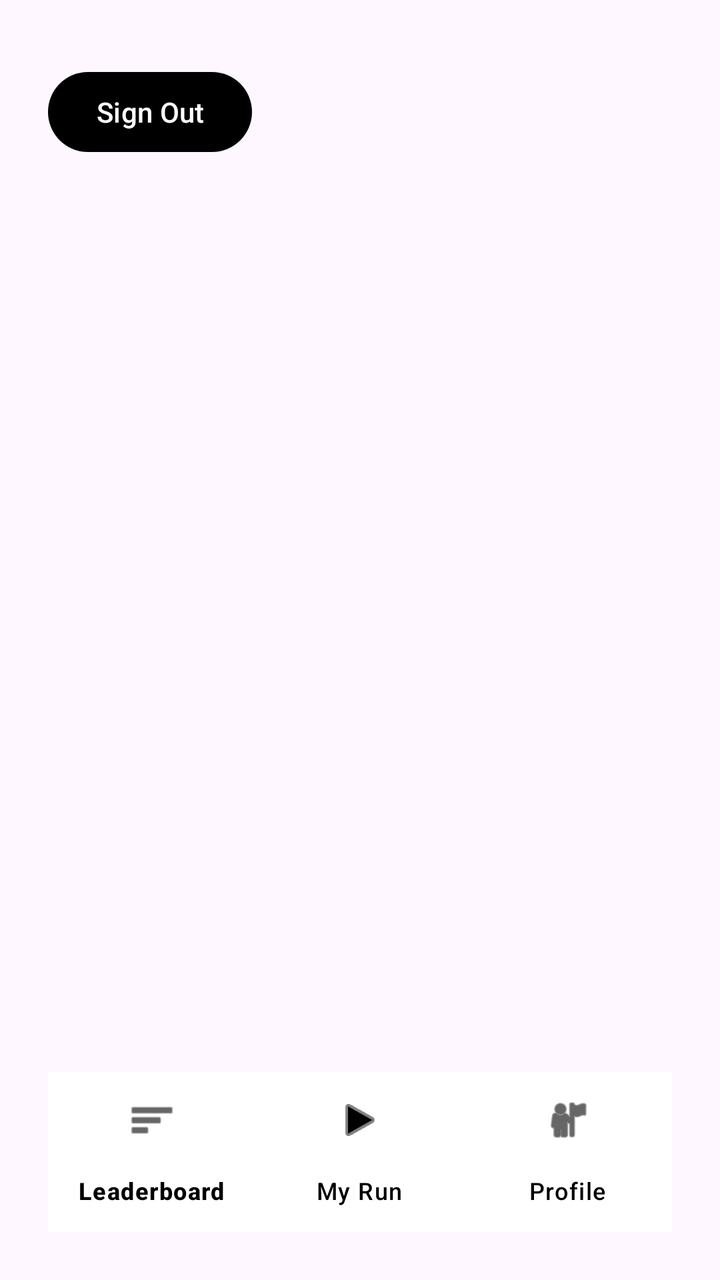
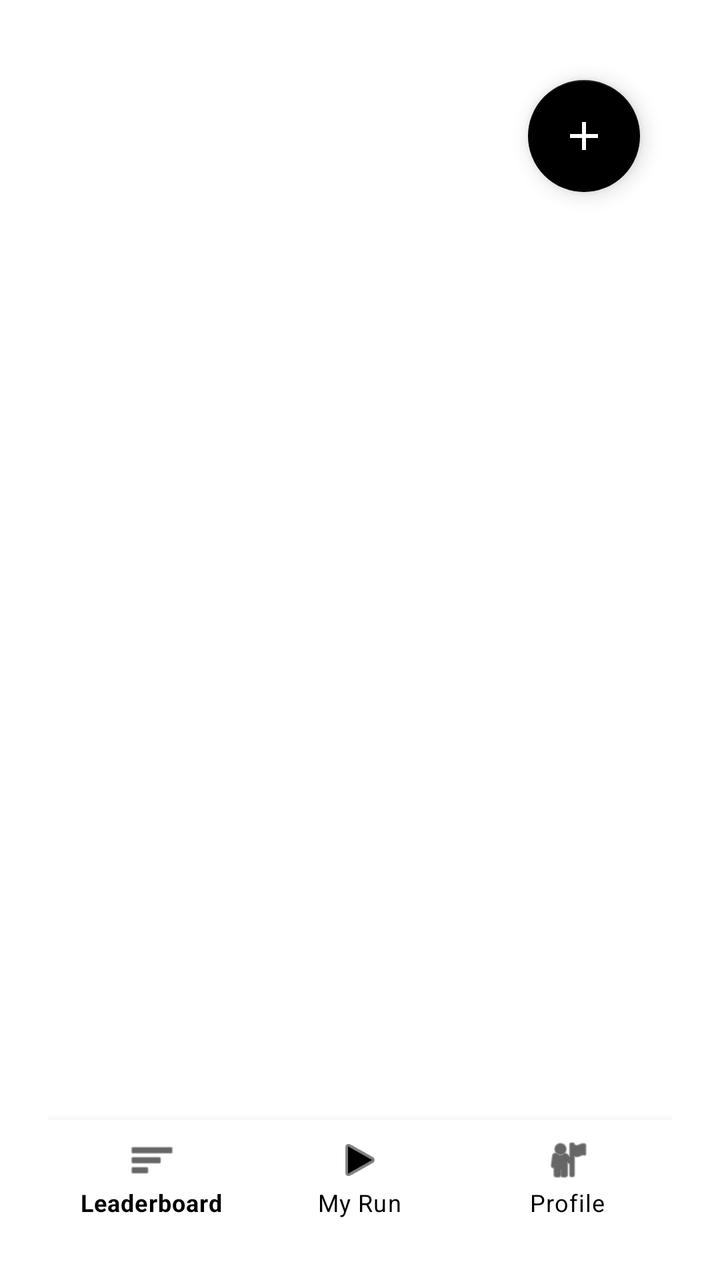

Screens rendered from an Android XML layout before and after an edit, with the pre-edit source and the edit as a unified diff.
<!-- AndroidManifest.xml: application theme Theme.KeepPace -->
<!-- res/layout/activity_homepage.xml -->
<androidx.constraintlayout.widget.ConstraintLayout
    xmlns:android="http://schemas.android.com/apk/res/android"
    xmlns:tools="http://schemas.android.com/tools"
    xmlns:app="http://schemas.android.com/apk/res-auto"
    android:layout_width="match_parent"
    android:layout_height="match_parent"
    android:padding="24dp"
    tools:context=".HomePage">

    
    <Button
        android:id="@+id/signOutButton"
        android:text="Sign Out"
        android:layout_width="wrap_content"
        android:layout_height="wrap_content"
        android:layout_marginTop="8dp"
        app:backgroundTint="@color/black"
        app:layout_constraintTop_toTopOf="parent"
        app:layout_constraintStart_toStartOf="parent" />


    <androidx.viewpager2.widget.ViewPager2
        android:id="@+id/viewPager"
        android:layout_width="0dp"
        android:layout_height="0dp"
        app:layout_constraintTop_toBottomOf="@id/signOutButton"
        app:layout_constraintBottom_toTopOf="@id/bottomNav"
        app:layout_constraintStart_toStartOf="parent"
        app:layout_constraintEnd_toEndOf="parent" />

    
    <com.google.android.material.bottomnavigation.BottomNavigationView
        android:id="@+id/bottomNav"
        android:layout_width="match_parent"
        android:layout_height="wrap_content"
        android:background="@android:color/white"
        app:menu="@menu/bottom_nav_menu"
        app:labelVisibilityMode="labeled"
        app:itemIconTint="@color/black"
        app:itemTextColor="@color/black"
        app:layout_constraintBottom_toBottomOf="parent" />

</androidx.constraintlayout.widget.ConstraintLayout>
<!-- resources referenced by this layout -->
<resources>
  <color name="black">#FF000000</color>
  <style name="Theme.KeepPace" parent="Theme.Material3.Light.NoActionBar">
          
          <item name="colorPrimary">@color/keep_pace_teal</item>
          <item name="colorPrimaryVariant">@color/black</item>
          <item name="android:statusBarColor">@color/keep_pace_teal</item>
          <item name="android:windowLightStatusBar">true</item>
      </style>
  <color name="keep_pace_teal">#009688</color>
</resources>

<!-- the commit's change to res/layout/activity_homepage.xml (unified diff, before → after) -->
@@ -8,22 +8,14 @@
     tools:context=".HomePage">
 
     
-    <Button
-        android:id="@+id/signOutButton"
-        android:text="Sign Out"
-        android:layout_width="wrap_content"
-        android:layout_height="wrap_content"
-        android:layout_marginTop="8dp"
-        app:backgroundTint="@color/black"
-        app:layout_constraintTop_toTopOf="parent"
-        app:layout_constraintStart_toStartOf="parent" />
+   
 
 
     <androidx.viewpager2.widget.ViewPager2
         android:id="@+id/viewPager"
         android:layout_width="0dp"
         android:layout_height="0dp"
-        app:layout_constraintTop_toBottomOf="@id/signOutButton"
+        app:layout_constraintTop_toBottomOf="@+id/fab"
         app:layout_constraintBottom_toTopOf="@id/bottomNav"
         app:layout_constraintStart_toStartOf="parent"
         app:layout_constraintEnd_toEndOf="parent" />
@@ -40,4 +32,17 @@
         app:itemTextColor="@color/black"
         app:layout_constraintBottom_toBottomOf="parent" />
 
+    <com.google.android.material.floatingactionbutton.FloatingActionButton
+        android:id="@+id/fab"
+        android:layout_width="wrap_content"
+        android:layout_height="wrap_content"
+        android:layout_margin="16dp"
+
+        app:srcCompat="@drawable/ic_plus_24"
+        app:tint="@android:color/white"
+        app:backgroundTint="@color/black"
+
+        app:layout_constraintTop_toTopOf="parent"
+        app:layout_constraintEnd_toEndOf="parent" />
+
 </androidx.constraintlayout.widget.ConstraintLayout>
<!-- resource entries referenced after the edit -->
@@ -1,7 +1,14 @@
 <!-- resources referenced by this layout -->
 <resources>
   <color name="black">#FF000000</color>
-  <style name="Theme.KeepPace" parent="Theme.Material3.Light.NoActionBar">
+  <!-- drawable ic_plus_24 (drawable) -->
+  <?xml version="1.0" encoding="utf-8"?>
+  <vector android:height="24dp" android:tint="#FFFFFF"
+      android:viewportHeight="24.0" android:viewportWidth="24.0"
+      android:width="24dp" xmlns:android="http://schemas.android.com/apk/res/android">
+      <path android:fillColor="#FF000000" android:pathData="M19,13h-6v6h-2v-6H5v-2h6V5h2v6h6v2z"/>
+  </vector>
+  <style name="Theme.KeepPace" parent="Theme.MaterialComponents.DayNight.NoActionBar">
           
           <item name="colorPrimary">@color/keep_pace_teal</item>
           <item name="colorPrimaryVariant">@color/black</item>
